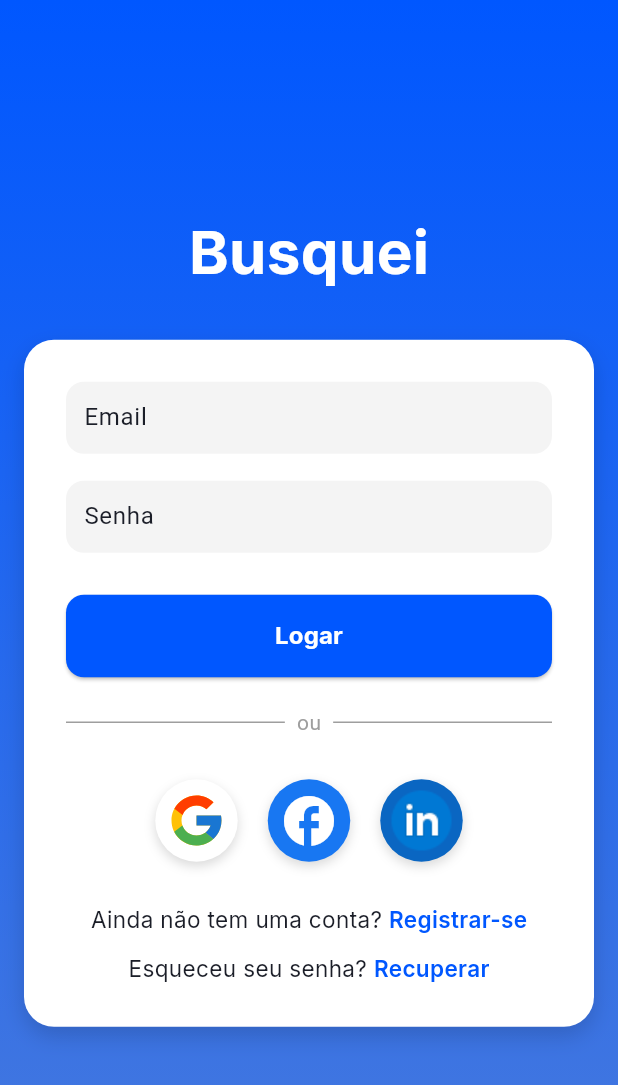
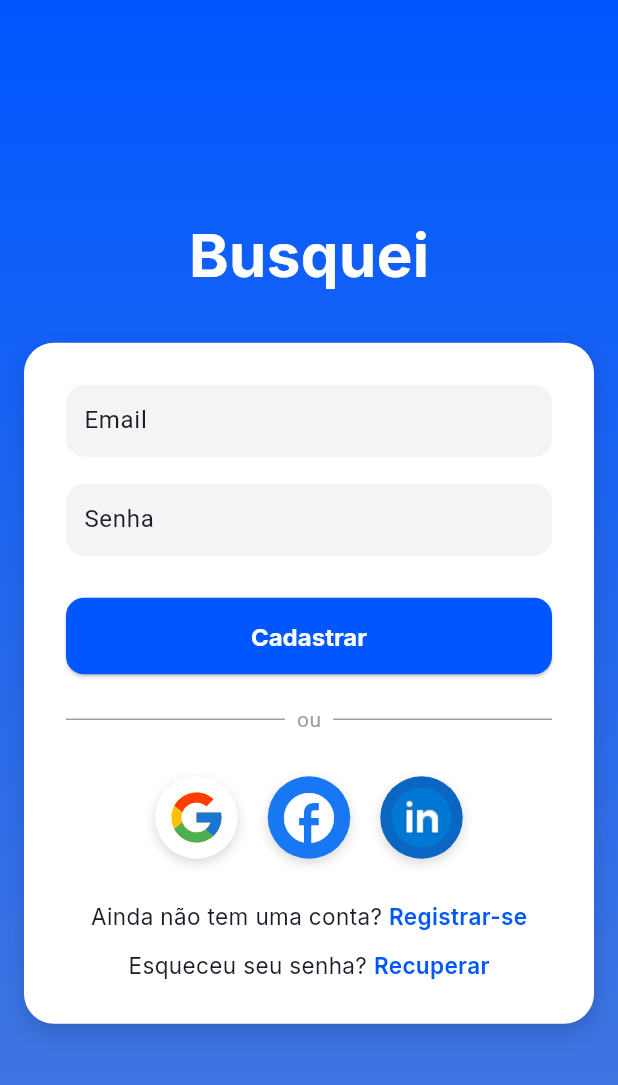
Before and after one commit to CHECKHUB-BRAZIL/buskei-frontend-flutter, a Flutter app: the screen it shows after launch, on a phone screen of 412 x 824 dp. Shown: the top 1085 px of the screen. Run offline on Flutter 3.47's test engine with Material 3 defaults, Android fonts, the phone set to English and light mode, and no system bars; our stand-ins replace flutter_svg, google_fonts, shared_preferences.

Commit message:
refactor: add custom widgets to login page

```diff
--- a/lib/pages/login_page.dart
+++ b/lib/pages/login_page.dart
@@ -1,6 +1,8 @@
 import 'package:flutter/material.dart';
 import 'package:google_fonts/google_fonts.dart';
 import 'package:flutter_svg/flutter_svg.dart';
+import '../widgets/custom_input.dart';
+import '../widgets/custom_button.dart';
 
 class LoginPage extends StatefulWidget {
   @override
@@ -65,61 +67,26 @@ class _LoginPageState extends State<LoginPage> {
                   child: Column(
                     crossAxisAlignment: CrossAxisAlignment.stretch,
                     children: [
-                      // EMAIL
-                      Container(
-                        padding: EdgeInsets.symmetric(horizontal: 12),
-                        decoration: BoxDecoration(
-                          color: Color(0xFFF4F4F4),
-                          borderRadius: BorderRadius.circular(12),
-                        ),
-                        child: TextField(
-                          controller: emailController,
-                          decoration: InputDecoration(
-                            hintText: "Email",
-                            border: InputBorder.none,
-                            hintStyle: TextStyle(color: Color(0xFF1B1E28)),
-                          ),
-                        ),
+
+                      CustomInput(
+                        hint: "Email",
+                        controller: emailController,
                       ),
 
                       const SizedBox(height: 18),
 
-                      Container(
-                        padding: EdgeInsets.symmetric(horizontal: 12),
-                        decoration: BoxDecoration(
-                          color: Color(0xFFF4F4F4),
-                          borderRadius: BorderRadius.circular(12),
-                        ),
-                        child: TextField(
-                          controller: senhaController,
-                          obscureText: true,
-                          decoration: InputDecoration(
-                            hintText: "Senha",
-                            border: InputBorder.none,
-                            hintStyle: TextStyle(color: Color(0xFF1B1E28)),
-                          ),
-                        ),
+                      CustomInput(
+                        hint: "Senha",
+                        controller: senhaController,
+                        obscure: true,
                       ),
 
                       const SizedBox(height: 28),
 
-                      ElevatedButton(
-                        onPressed: () {},
-                        style: ElevatedButton.styleFrom(
-                          backgroundColor: Color(0xFF0057FF),
-                          foregroundColor: Colors.white,
-                          padding: EdgeInsets.symmetric(vertical: 16),
-                          shape: RoundedRectangleBorder(
-                            borderRadius: BorderRadius.circular(12),
-                          ),
-                        ),
-                        child: Text(
-                          "Logar",
-                          style: GoogleFonts.inter(
-                            fontSize: 16,
-                            fontWeight: FontWeight.w700,
-                          ),
-                        ),
+                      CustomButton(
+                        text: "Cadastrar",
+                        onPressed: () {
+                        },
                       ),
 
                       const SizedBox(height: 20),
```
